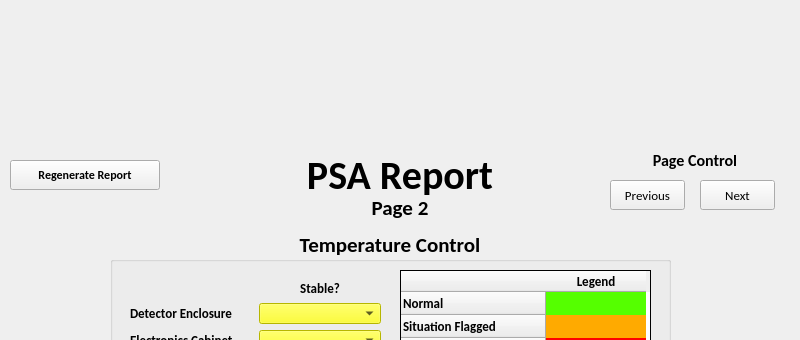
Old version of the form PSA_page2.ui in the repository LintonRitchie/Scantech_Monthly_PSA_Report; both pictures show x 0 to 800 and y 0 to 340 of the 800 by 1000 pixel window.
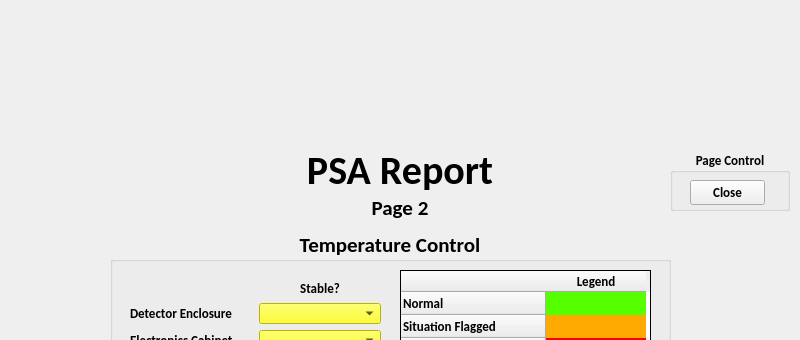
New version of the form. Icons and pictures are not drawn.

```diff
--- a/PSA_page2.ui
+++ b/PSA_page2.ui
@@ -52,7 +52,7 @@
       <x>300</x>
       <y>150</y>
       <width>200</width>
-      <height>50</height>
+      <height>40</height>
      </rect>
     </property>
     <property name="font">
@@ -70,45 +70,6 @@
      <set>Qt::AlignCenter</set>
     </property>
    </widget>
-   <widget class="QPushButton" name="NextPage">
-    <property name="geometry">
-     <rect>
-      <x>700</x>
-      <y>180</y>
-      <width>75</width>
-      <height>30</height>
-     </rect>
-    </property>
-    <property name="font">
-     <font>
-      <family>Calibri</family>
-      <pointsize>10</pointsize>
-     </font>
-    </property>
-    <property name="text">
-     <string>Next</string>
-    </property>
-   </widget>
-   <widget class="QPushButton" name="Regenerate">
-    <property name="geometry">
-     <rect>
-      <x>10</x>
-      <y>160</y>
-      <width>150</width>
-      <height>30</height>
-     </rect>
-    </property>
-    <property name="font">
-     <font>
-      <family>Calibri</family>
-      <weight>75</weight>
-      <bold>true</bold>
-     </font>
-    </property>
-    <property name="text">
-     <string>Regenerate Report</string>
-    </property>
-   </widget>
    <widget class="QLabel" name="psa_report_title_2">
     <property name="geometry">
      <rect>
@@ -133,52 +94,6 @@
      <set>Qt::AlignCenter</set>
     </property>
    </widget>
-   <widget class="QPushButton" name="PreviousPage">
-    <property name="geometry">
-     <rect>
-      <x>610</x>
-      <y>180</y>
-      <width>75</width>
-      <height>30</height>
-     </rect>
-    </property>
-    <property name="font">
-     <font>
-      <family>Calibri</family>
-      <pointsize>10</pointsize>
-     </font>
-    </property>
-    <property name="text">
-     <string>Previous</string>
-    </property>
-   </widget>
-   <widget class="QLabel" name="label_2">
-    <property name="geometry">
-     <rect>
-      <x>645</x>
-      <y>150</y>
-      <width>100</width>
-      <height>20</height>
-     </rect>
-    </property>
-    <property name="font">
-     <font>
-      <family>Calibri</family>
-      <pointsize>12</pointsize>
-      <weight>75</weight>
-      <bold>true</bold>
-     </font>
-    </property>
-    <property name="frameShape">
-     <enum>QFrame::NoFrame</enum>
-    </property>
-    <property name="text">
-     <string>Page Control</string>
-    </property>
-    <property name="alignment">
-     <set>Qt::AlignCenter</set>
-    </property>
-   </widget>
    <widget class="QGroupBox" name="groupBox">
     <property name="enabled">
      <bool>true</bool>
@@ -802,6 +717,43 @@
      </property>
     </widget>
    </widget>
+   <widget class="QGroupBox" name="groupBox_3">
+    <property name="geometry">
+     <rect>
+      <x>670</x>
+      <y>150</y>
+      <width>120</width>
+      <height>61</height>
+     </rect>
+    </property>
+    <property name="font">
+     <font>
+      <family>Calibri</family>
+      <pointsize>10</pointsize>
+      <weight>75</weight>
+      <bold>true</bold>
+     </font>
+    </property>
+    <property name="title">
+     <string>Page Control</string>
+    </property>
+    <property name="alignment">
+     <set>Qt::AlignCenter</set>
+    </property>
+    <widget class="QPushButton" name="NextPage">
+     <property name="geometry">
+      <rect>
+       <x>20</x>
+       <y>30</y>
+       <width>75</width>
+       <height>25</height>
+      </rect>
+     </property>
+     <property name="text">
+      <string>Close</string>
+     </property>
+    </widget>
+   </widget>
    <zorder>groupBox_2</zorder>
    <zorder>groupBox</zorder>
    <zorder>label</zorder>
```
Left out of the diff: 32 changed lines with no effect on the pictures.
